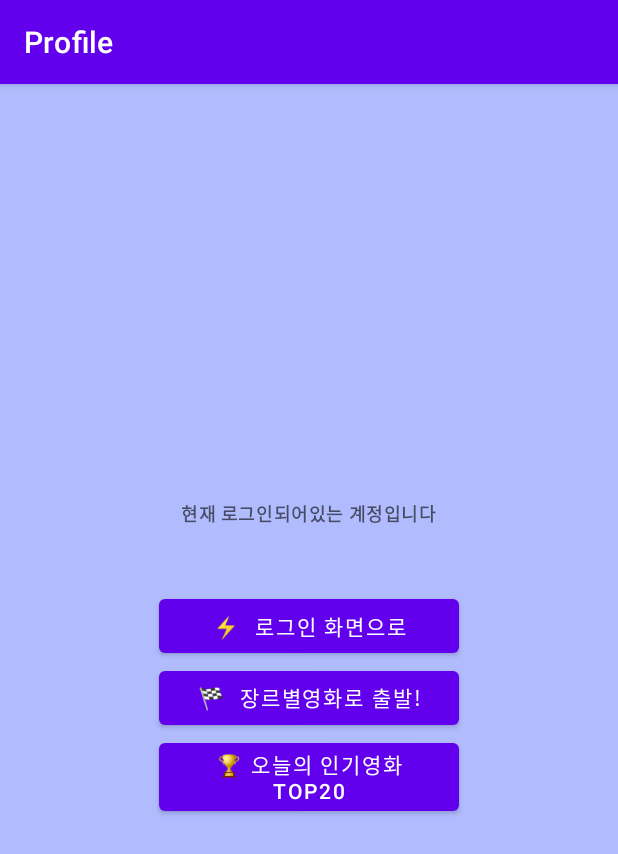
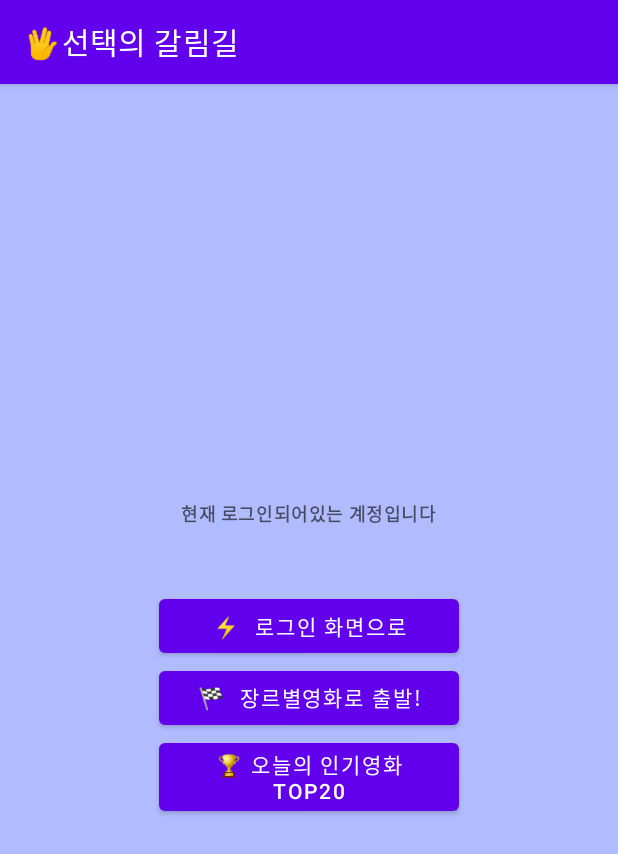
Before and after one commit to cuty-semicolon/MM, an Android app: the screen it shows after launch once a user with an empty profile is signed in (ProfileActivity), on a phone screen of 412 x 824 dp. Shown: the top 854 px of the screen. Run offline under Robolectric (Android 15) with nearby library versions, the phone set to English and light mode, and no system bars; our stand-ins replace Firebase (no records; nobody signed in at launch, a user with empty details on screens opened directly).

Commit message:
📑:: #25 Actionbar 이름 변경

```diff
--- a/loginandlegister/app/src/main/java/com/example/loginandlegister/ProfileActivity.kt
+++ b/loginandlegister/app/src/main/java/com/example/loginandlegister/ProfileActivity.kt
@@ -24,7 +24,7 @@ class ProfileActivity : AppCompatActivity() {
 
         //configure ActionBar
         actionbar = supportActionBar!!
-        actionbar.title = "Profile"
+        actionbar.title = "🖖선택의 갈림길"
 
         //init firebase auth
         firebaseAuth = FirebaseAuth.getInstance()
```
